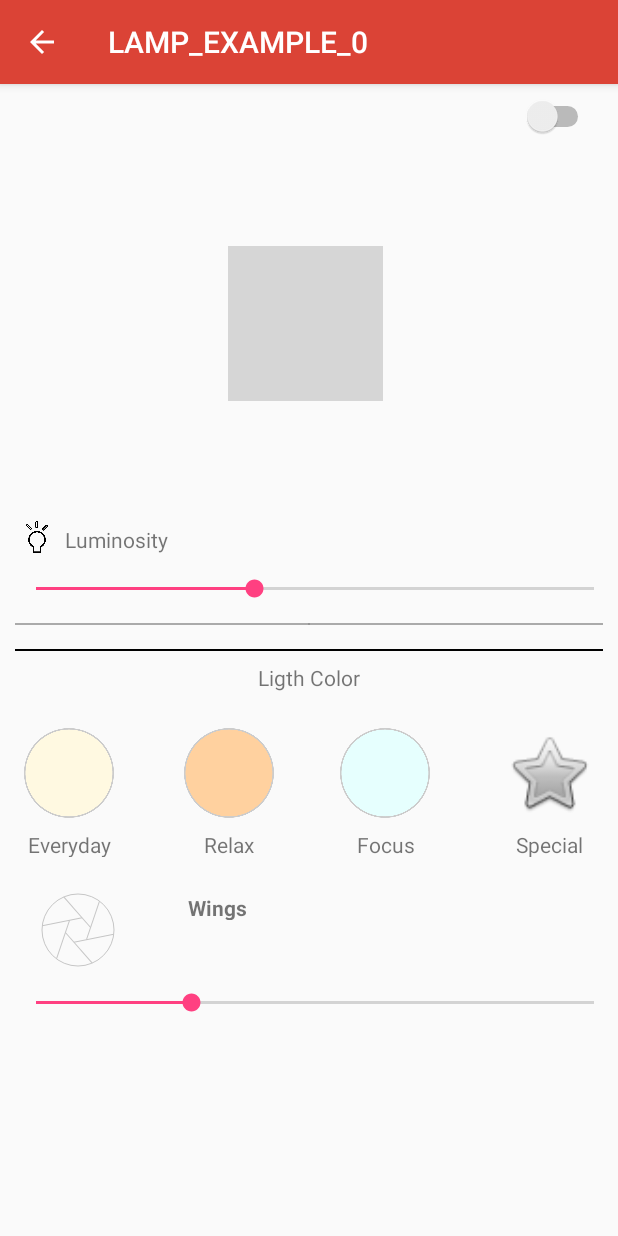
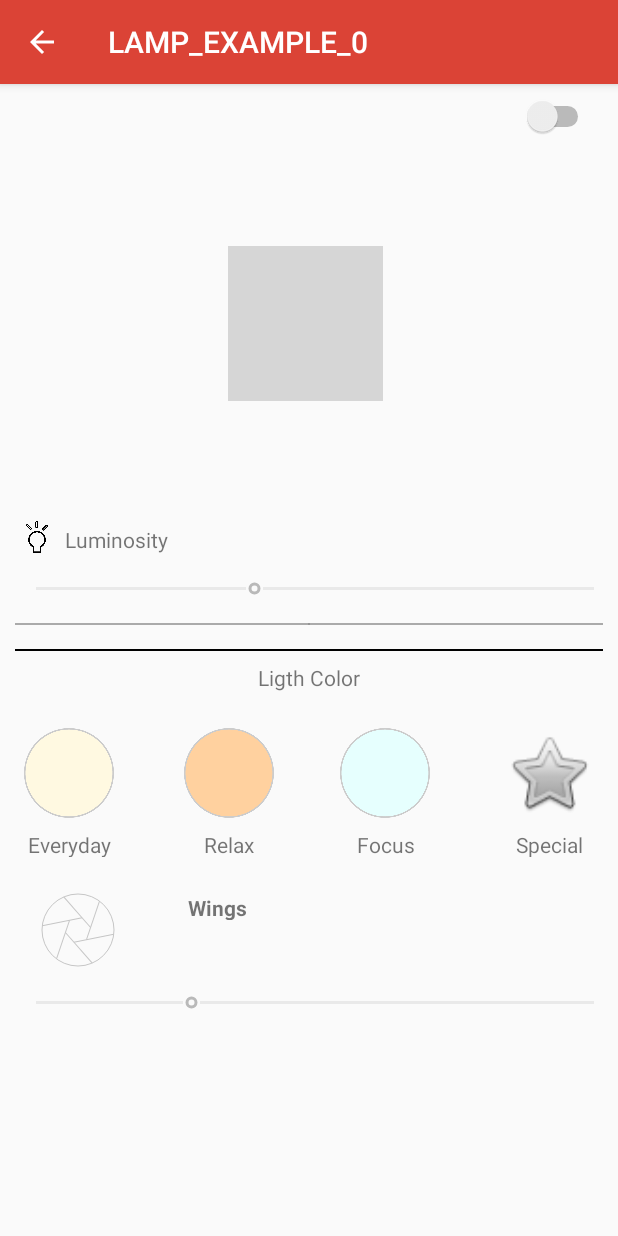
Before and after one commit to dgrimaldi/LampApp_final, an Android app: the Lamp_1_Activity screen opened directly, with no data from a screen before it, after a tap on an icon or button, on a phone screen of 412 x 824 dp. Run offline under Robolectric (Android 15) with nearby library versions, the phone set to English and light mode, and no system bars; our stand-ins replace Picasso; libraries missing offline, so code that uses them is left out: com.larswerkman.holocolorpicker; plain views replace ColorPicker; pictures from the network do not load; 7 statements that could not run were skipped; 1 other tap on this screen came first; grey boxes are pictures that could not be loaded.

Commit message:
add file

```diff
--- a/app/src/main/java/com/polito/did2017/lampapp/Lamp.java
+++ b/app/src/main/java/com/polito/did2017/lampapp/Lamp.java
@@ -6,7 +6,6 @@ import android.support.annotation.NonNull;
 public	class Lamp implements Comparable<Lamp> {
     private String name;
     private int rgb;
-    //private Bitmap image;;
     private int intensity;
     private Boolean state;
     public String	URL;
--- a/app/src/main/java/com/polito/did2017/lampapp/LampManager.java
+++ b/app/src/main/java/com/polito/did2017/lampapp/LampManager.java
@@ -31,7 +31,7 @@ public class LampManager {
     }
 
 
-    public static synchronized LampManager getInstance(/*Context ctx*/) {
+    public static synchronized LampManager getInstance() {
         if (ourInstance == null) ourInstance = new LampManager();
         return ourInstance;
     }
--- a/app/src/main/java/com/polito/did2017/lampapp/Lamp_1_Activity.java
+++ b/app/src/main/java/com/polito/did2017/lampapp/Lamp_1_Activity.java
@@ -24,14 +24,14 @@ import com.squareup.picasso.Picasso;
 
 public class Lamp_1_Activity extends AppCompatActivity {
 
-    SeekBar bar;
-    int pos;
-    SeekBar mPullProgressBar;
-    Switch aSwitch;
-    ShootRefreshView shootRefreshView;
-    ColorPicker picker;
-    LampManager lm;
-    ImageView iv;
+    private SeekBar bar;
+    private int pos;
+    private SeekBar mPullProgressBar;
+    private Switch aSwitch;
+    private ShootRefreshView shootRefreshView;
+    private ColorPicker picker;
+    private LampManager lm;
+    private ImageView iv;
 
 
     @RequiresApi(api = Build.VERSION_CODES.JELLY_BEAN)
@@ -73,26 +73,28 @@ public class Lamp_1_Activity extends AppCompatActivity {
 
         setInitial(lm, pos);
 
-
-
         aSwitch.setOnClickListener(view -> {
             boolean state = aSwitch.isChecked();
             lm.getLamp(pos).setState(state);
             RefreshLamp(lm,pos);
+            stateWidgetChanged();
         });
 
             bar.setOnSeekBarChangeListener(new SeekBar.OnSeekBarChangeListener() {
                 int intensity;
+
                 @Override
                 public void onProgressChanged(SeekBar seekBar, int intensity, boolean b) {
-                this.intensity=intensity;
+                    this.intensity = intensity;
                     lm.getLamp(pos).setIntensity(intensity);
                     System.out.println(intensity);
-                RefreshLamp(lm,pos);
+                    RefreshLamp(lm, pos);
                 }
+
                 @Override
                 public void onStartTrackingTouch(SeekBar seekBar) {
                 }
+
                 @Override
                 public void onStopTrackingTouch(SeekBar seekBar) {
                 }
@@ -118,29 +120,25 @@ public class Lamp_1_Activity extends AppCompatActivity {
         });
 
 
-
             picker.setOnColorChangedListener(color -> {
-            if (lm.getLamp(pos).getState() == true) {
                 if (lm.getLamp(pos).getRgb() != color) {
                     lm.getLamp(pos).setColor(color);
                     Drawable drawable = getResources().getDrawable(R.drawable.shape_5);
                     drawable.setColorFilter(color, PorterDuff.Mode.MULTIPLY);
                     Log.d("Sto cambiando colore", String.valueOf(color));
                 }
-            }
-            RefreshLamp(lm,pos);
+                RefreshLamp(lm, pos);
             });
 
             mPullProgressBar.setOnSeekBarChangeListener(new SeekBar.OnSeekBarChangeListener() {
                 int progress;
                 @Override
                 public void onProgressChanged(SeekBar seekBar, int progress, boolean fromUser) {
-                this.progress=progress;
+                    this.progress = progress;
                     shootRefreshView.pullProgress(0, ((float) progress) / ((float) seekBar.getMax()));
                     lm.getLamp(pos).setWing(progress);
-                RefreshLamp(lm,pos);
+                    RefreshLamp(lm, pos);
                 }
-
                 @Override
                 public void onStartTrackingTouch(SeekBar seekBar) {
                 }
@@ -153,6 +151,7 @@ public class Lamp_1_Activity extends AppCompatActivity {
 
     private void setInitial(LampManager lm, int pos) {
         aSwitch.setChecked(lm.getLamp(pos).getState());
+        stateWidgetChanged();
         picker.setColor(lm.getLamp(pos).getRgb());
         Picasso.get()
                 .load(lm.getLamp(pos).getPicture())
@@ -170,7 +169,7 @@ public class Lamp_1_Activity extends AppCompatActivity {
 
     public void pressButton(int color, String name_button){
         lm = LampManager.getInstance();
-        if (lm.getLamp(pos).getState() == true) {
+        if (checkIsOn()) {
             if (lm.getLamp(pos).getRgb() != color) {
                 lm.getLamp(pos).setColor(color);
                 @SuppressLint("WrongConstant")
@@ -180,4 +179,19 @@ public class Lamp_1_Activity extends AppCompatActivity {
         }
         RefreshLamp(lm,pos);
     }
+    public boolean checkIsOn(){
+        if(lm.getLamp(pos).getState()==true)
+            return true;
+        else{
+            @SuppressLint("WrongConstant")
+            Toast toast = Toast.makeText(getApplicationContext(), "Turn on the lamp", Toast.LENGTH_SHORT);
+            toast.show();
         }
+        return false;
+    }
+    public void stateWidgetChanged(){
+        bar.setEnabled(checkIsOn());
+        picker.setEnabled(checkIsOn());
+        mPullProgressBar.setEnabled(checkIsOn());
+    }
+}
```
Also changed, not shown: app/src/main/res/drawable/my_custom_background.xml (deleted, +0 -11 lines), app/src/main/res/drawable/my_custom_background_everyday.xml (deleted, +0 -11 lines), app/src/main/res/drawable/my_custom_background_focus.xml (deleted, +0 -11 lines), app/src/main/res/drawable/my_custom_background_relax.xml (deleted, +0 -11 lines). Lines whose indentation alone changed are shown as unchanged.
